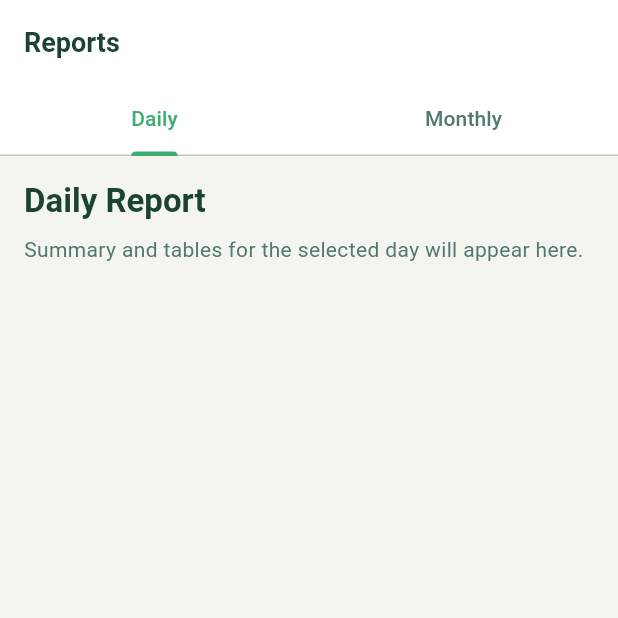
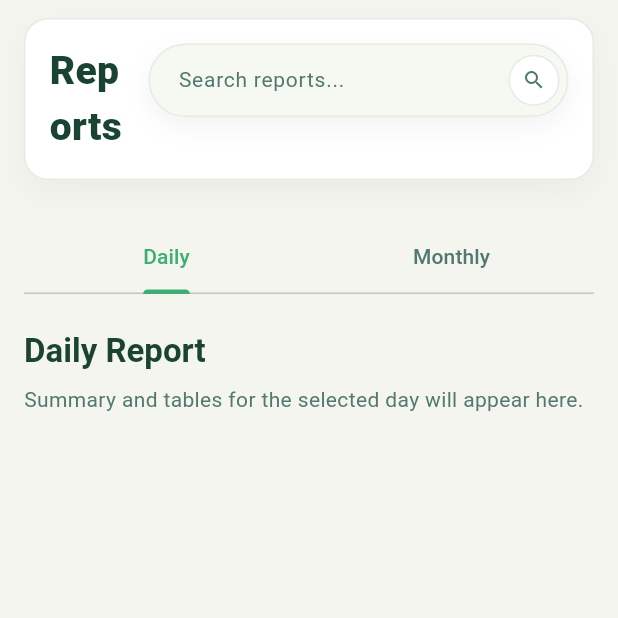
Before and after one commit to n3k00/tkt_pos, a Flutter app: the ReportsPage screen opened by its route, on a phone screen of 412 x 824 dp, the top half of it. Run offline on Flutter 3.47's test engine with Material 3 defaults, Android fonts, the phone set to English and light mode, and no system bars; our stand-ins replace drift, get, get_storage; missing offline and left inert: window_manager; accounts and stored records are empty; generated files the repository leaves out were written again.

Commit message:
ui: add PageHeader to Reports and move Inventory search into header with rounded design

```diff
--- a/lib/features/inventory/presentation/pages/inventory_page.dart
+++ b/lib/features/inventory/presentation/pages/inventory_page.dart
@@ -35,10 +35,17 @@ class InventoryPage extends GetView<InventoryController> {
           Column(
             crossAxisAlignment: CrossAxisAlignment.start,
             children: [
-              const PageHeader(
+              PageHeader(
                 title: AppString.inventory,
-                crumbs: ['Inventory'],
+                crumbs: const ['Inventory'],
                 showBack: false,
+                trailing: SizedBox(
+                  width: 360,
+                  child: HeaderSearchField(
+                    hint: AppString.searchHint,
+                    onChanged: controller.setSearch,
+                  ),
+                ),
               ),
               Expanded(
                 child: Padding(
@@ -46,7 +53,6 @@ class InventoryPage extends GetView<InventoryController> {
                   child: Column(
                     crossAxisAlignment: CrossAxisAlignment.start,
                     children: [
-                      SearchBox(controller: controller),
                       const SizedBox(height: Dimens.d16),
                       Expanded(
                         child: Obx(() {
--- a/lib/features/reports/presentation/pages/reports_page.dart
+++ b/lib/features/reports/presentation/pages/reports_page.dart
@@ -4,7 +4,7 @@ import 'package:tkt_pos/features/reports/presentation/controllers/reports_contro
 import 'package:tkt_pos/widgets/appdrawer.dart';
 import 'package:tkt_pos/widgets/edge_drawer_opener.dart';
 import 'package:tkt_pos/resources/colors.dart';
-import 'package:tkt_pos/resources/colors.dart';
+import 'package:tkt_pos/widgets/page_header.dart';
 
 class ReportsPage extends GetView<ReportsController> {
   const ReportsPage({super.key});
@@ -14,10 +14,24 @@ class ReportsPage extends GetView<ReportsController> {
     return DefaultTabController(
       length: 2,
       child: Scaffold(
-        appBar: AppBar(
-          automaticallyImplyLeading: false,
-          title: const Text('Reports'),
-          bottom: TabBar(
+        drawer: const AppDrawer(),
+        drawerEnableOpenDragGesture: true,
+        drawerEdgeDragWidth: 80,
+        body: Stack(
+          children: [
+            Column(
+              crossAxisAlignment: CrossAxisAlignment.start,
+              children: [
+                const PageHeader(
+                  title: 'Reports',
+                  crumbs: ['Home', 'Reports'],
+                  showBack: false,
+                  // Breadcrumbs are hidden by default; enable if needed
+                  trailing: HeaderSearchField(hint: 'Search reports...'),
+                ),
+                Container(
+                  margin: const EdgeInsets.fromLTRB(16, 16, 16, 0),
+                  child: TabBar(
                     onTap: controller.setTab,
                     labelColor: AppColor.primary,
                     unselectedLabelColor: AppColor.textSecondary,
@@ -28,13 +42,16 @@ class ReportsPage extends GetView<ReportsController> {
                     ],
                   ),
                 ),
-        drawer: const AppDrawer(),
-        drawerEnableOpenDragGesture: true,
-        drawerEdgeDragWidth: 80,
-        body: Stack(
+                const SizedBox(height: 8),
+                const Expanded(
+                  child: TabBarView(
                     children: [
-            const TabBarView(
-              children: [_DailyReportsView(), _MonthlyReportsView()],
+                      _DailyReportsView(),
+                      _MonthlyReportsView(),
+                    ],
+                  ),
+                ),
+              ],
             ),
             EdgeDrawerOpener(),
           ],
```
Lines whose indentation alone changed are shown as unchanged.
